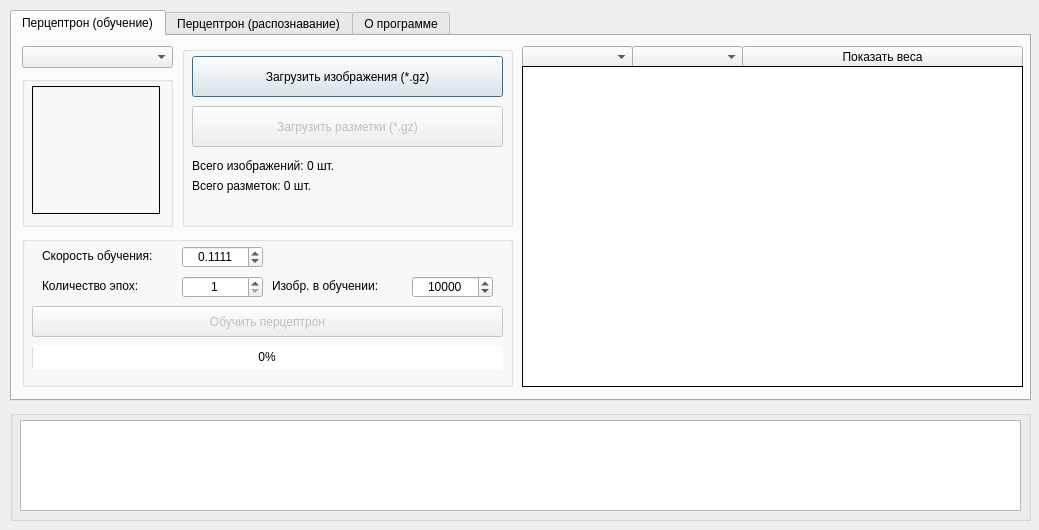
BouRHooD/mpu_224-322_intelligent_systems_design, file L4/GUI.ui: the form before one commit.
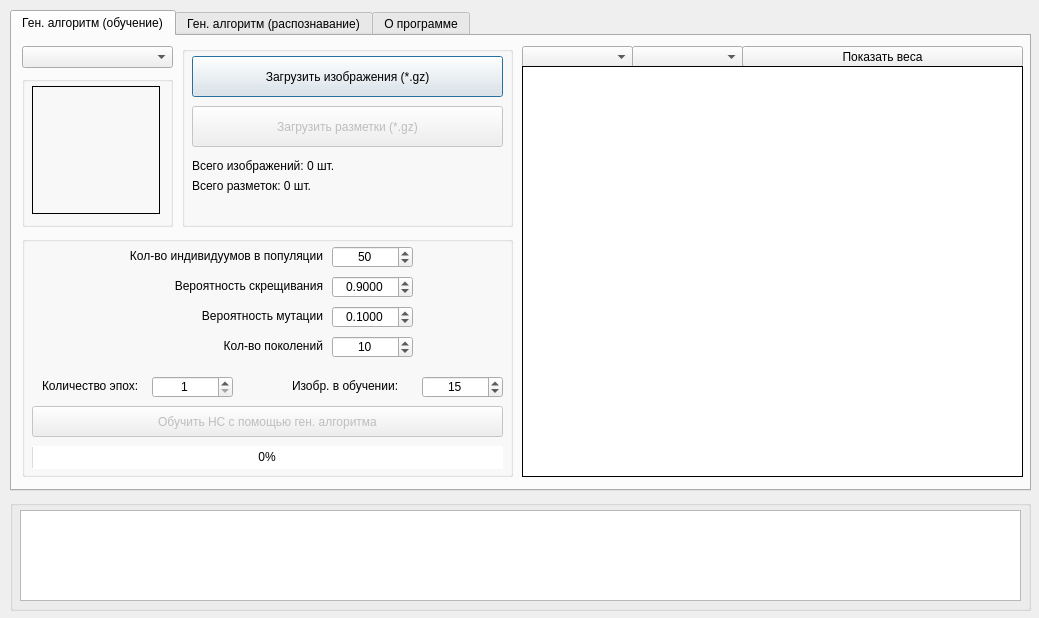
The form after the commit.

```diff
--- a/L4/GUI.ui
+++ b/L4/GUI.ui
@@ -10,7 +10,7 @@
     <x>0</x>
     <y>0</y>
     <width>1039</width>
-    <height>530</height>
+    <height>618</height>
    </rect>
   </property>
   <property name="acceptDrops">
@@ -26,7 +26,7 @@
    <property name="geometry">
     <rect>
      <x>10</x>
-     <y>410</y>
+     <y>500</y>
      <width>1021</width>
      <height>111</height>
     </rect>
@@ -63,7 +63,7 @@
      <x>10</x>
      <y>10</y>
      <width>1021</width>
-     <height>391</height>
+     <height>481</height>
     </rect>
    </property>
    <property name="currentIndex">
@@ -71,7 +71,7 @@
    </property>
    <widget class="QWidget" name="tab_2">
     <attribute name="title">
-     <string>Перцептрон (обучение)</string>
+     <string>Ген. алгоритм (обучение)</string>
     </attribute>
     <widget class="QGroupBox" name="groupBox">
      <property name="enabled">
@@ -225,7 +225,7 @@
        <x>10</x>
        <y>200</y>
        <width>491</width>
-       <height>151</height>
+       <height>241</height>
       </rect>
      </property>
      <property name="mouseTracking">
@@ -250,20 +250,20 @@
       <property name="geometry">
        <rect>
         <x>10</x>
-        <y>70</y>
+        <y>170</y>
         <width>471</width>
         <height>31</height>
        </rect>
       </property>
       <property name="text">
-       <string>Обучить перцептрон</string>
+       <string>Обучить НС с помощью ген. алгоритма</string>
       </property>
      </widget>
      <widget class="QProgressBar" name="pbLearning">
       <property name="geometry">
        <rect>
         <x>10</x>
-        <y>110</y>
+        <y>210</y>
         <width>471</width>
         <height>23</height>
        </rect>
@@ -284,49 +284,11 @@
        <enum>QProgressBar::TopToBottom</enum>
       </property>
      </widget>
-     <widget class="QDoubleSpinBox" name="sbLearningRate">
-      <property name="geometry">
-       <rect>
-        <x>160</x>
-        <y>10</y>
-        <width>81</width>
-        <height>22</height>
-       </rect>
-      </property>
-      <property name="alignment">
-       <set>Qt::AlignCenter</set>
-      </property>
-      <property name="decimals">
-       <number>4</number>
-      </property>
-      <property name="maximum">
-       <double>2.000000000000000</double>
-      </property>
-      <property name="singleStep">
-       <double>0.000100000000000</double>
-      </property>
-      <property name="value">
-       <double>0.111100000000000</double>
-      </property>
-     </widget>
-     <widget class="QLabel" name="labelCountLoadedImg_3">
-      <property name="geometry">
-       <rect>
-        <x>20</x>
-        <y>10</y>
-        <width>131</width>
-        <height>20</height>
-       </rect>
-      </property>
-      <property name="text">
-       <string>Скорость обучения:</string>
-      </property>
-     </widget>
      <widget class="QLabel" name="labelCountLoadedImg_4">
       <property name="geometry">
        <rect>
         <x>20</x>
-        <y>40</y>
+        <y>140</y>
         <width>131</width>
         <height>20</height>
        </rect>
@@ -338,8 +300,8 @@
      <widget class="QSpinBox" name="sbEpochCount">
       <property name="geometry">
        <rect>
-        <x>160</x>
-        <y>40</y>
+        <x>130</x>
+        <y>140</y>
         <width>81</width>
         <height>22</height>
        </rect>
@@ -363,9 +325,9 @@
      <widget class="QLabel" name="labelCountLoadedImg_5">
       <property name="geometry">
        <rect>
-        <x>250</x>
-        <y>40</y>
-        <width>131</width>
+        <x>270</x>
+        <y>140</y>
+        <width>121</width>
         <height>20</height>
        </rect>
       </property>
@@ -376,8 +338,8 @@
      <widget class="QSpinBox" name="sbImageInTrainCount">
       <property name="geometry">
        <rect>
-        <x>390</x>
-        <y>40</y>
+        <x>400</x>
+        <y>140</y>
         <width>81</width>
         <height>22</height>
        </rect>
@@ -395,7 +357,159 @@
        <number>1</number>
       </property>
       <property name="value">
-       <number>10000</number>
+       <number>15</number>
+      </property>
+     </widget>
+     <widget class="QDoubleSpinBox" name="P_CROSSOVER_DoubleSpinBox_2">
+      <property name="geometry">
+       <rect>
+        <x>310</x>
+        <y>40</y>
+        <width>81</width>
+        <height>22</height>
+       </rect>
+      </property>
+      <property name="alignment">
+       <set>Qt::AlignCenter</set>
+      </property>
+      <property name="decimals">
+       <number>4</number>
+      </property>
+      <property name="maximum">
+       <double>1.000000000000000</double>
+      </property>
+      <property name="value">
+       <double>0.900000000000000</double>
+      </property>
+     </widget>
+     <widget class="QSpinBox" name="POPULATION_SIZE_IntSpinBox_2">
+      <property name="geometry">
+       <rect>
+        <x>310</x>
+        <y>10</y>
+        <width>81</width>
+        <height>22</height>
+       </rect>
+      </property>
+      <property name="alignment">
+       <set>Qt::AlignCenter</set>
+      </property>
+      <property name="minimum">
+       <number>1</number>
+      </property>
+      <property name="maximum">
+       <number>9999</number>
+      </property>
+      <property name="value">
+       <number>50</number>
+      </property>
+     </widget>
+     <widget class="QLabel" name="P_CROSSOVER_Label_2">
+      <property name="geometry">
+       <rect>
+        <x>20</x>
+        <y>40</y>
+        <width>281</width>
+        <height>20</height>
+       </rect>
+      </property>
+      <property name="text">
+       <string>Вероятность скрещивания</string>
+      </property>
+      <property name="alignment">
+       <set>Qt::AlignRight|Qt::AlignTrailing|Qt::AlignVCenter</set>
+      </property>
+     </widget>
+     <widget class="QLabel" name="POPULATION_SIZE_Label_2">
+      <property name="geometry">
+       <rect>
+        <x>20</x>
+        <y>10</y>
+        <width>281</width>
+        <height>20</height>
+       </rect>
+      </property>
+      <property name="text">
+       <string>Кол-во индивидуумов в популяции</string>
+      </property>
+      <property name="alignment">
+       <set>Qt::AlignRight|Qt::AlignTrailing|Qt::AlignVCenter</set>
+      </property>
+     </widget>
+     <widget class="QDoubleSpinBox" name="P_MUTATION_DoubleSpinBox_2">
+      <property name="geometry">
+       <rect>
+        <x>310</x>
+        <y>70</y>
+        <width>81</width>
+        <height>22</height>
+       </rect>
+      </property>
+      <property name="alignment">
+       <set>Qt::AlignCenter</set>
+      </property>
+      <property name="decimals">
+       <number>4</number>
+      </property>
+      <property name="maximum">
+       <double>1.000000000000000</double>
+      </property>
+      <property name="value">
+       <double>0.100000000000000</double>
+      </property>
+     </widget>
+     <widget class="QLabel" name="MAX_GENERATIONS_Label_2">
+      <property name="geometry">
+       <rect>
+        <x>20</x>
+        <y>100</y>
+        <width>281</width>
+        <height>20</height>
+       </rect>
+      </property>
+      <property name="text">
+       <string>Кол-во поколений</string>
+      </property>
+      <property name="alignment">
+       <set>Qt::AlignRight|Qt::AlignTrailing|Qt::AlignVCenter</set>
+      </property>
+     </widget>
+     <widget class="QSpinBox" name="MAX_GENERATIONS_IntSpinBox_2">
+      <property name="geometry">
+       <rect>
+        <x>310</x>
+        <y>100</y>
+        <width>81</width>
+        <height>22</height>
+       </rect>
+      </property>
+      <property name="alignment">
+       <set>Qt::AlignCenter</set>
+      </property>
+      <property name="minimum">
+       <number>1</number>
+      </property>
+      <property name="maximum">
+       <number>9999</number>
+      </property>
+      <property name="value">
+       <number>10</number>
+      </property>
+     </widget>
+     <widget class="QLabel" name="P_MUTATION_Label_2">
+      <property name="geometry">
+       <rect>
+        <x>20</x>
+        <y>70</y>
+        <width>281</width>
+        <height>20</height>
+       </rect>
+      </property>
+      <property name="text">
+       <string>Вероятность мутации</string>
+      </property>
+      <property name="alignment">
+       <set>Qt::AlignRight|Qt::AlignTrailing|Qt::AlignVCenter</set>
       </property>
      </widget>
     </widget>
@@ -405,7 +519,7 @@
        <x>510</x>
        <y>30</y>
        <width>501</width>
-       <height>321</height>
+       <height>411</height>
       </rect>
      </property>
      <property name="minimumSize">
@@ -546,7 +660,7 @@
    </widget>
    <widget class="QWidget" name="tab_5">
     <attribute name="title">
-     <string>Перцептрон (распознавание)</string>
+     <string>Ген. алгоритм (распознавание)</string>
     </attribute>
     <widget class="QComboBox" name="cbListLoadedImages_Recognition">
      <property name="geometry">
```
Left out of the diff: 2 changed lines with no effect on the pictures.
